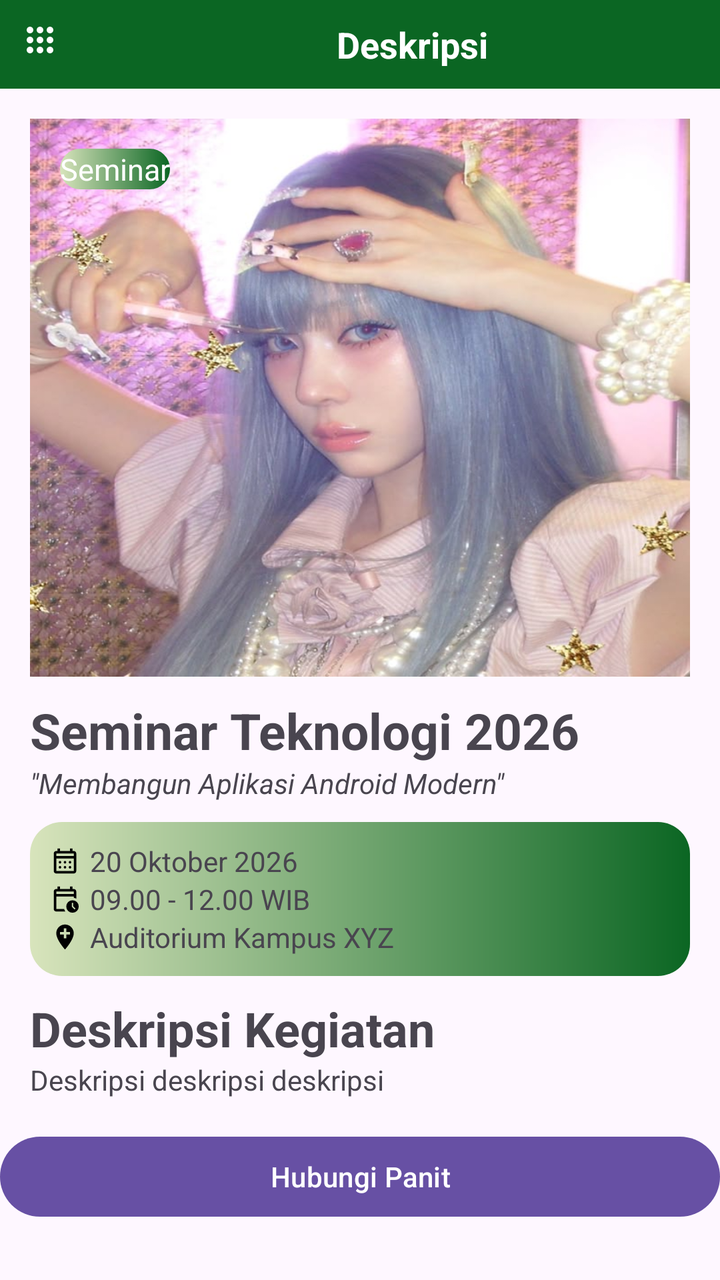
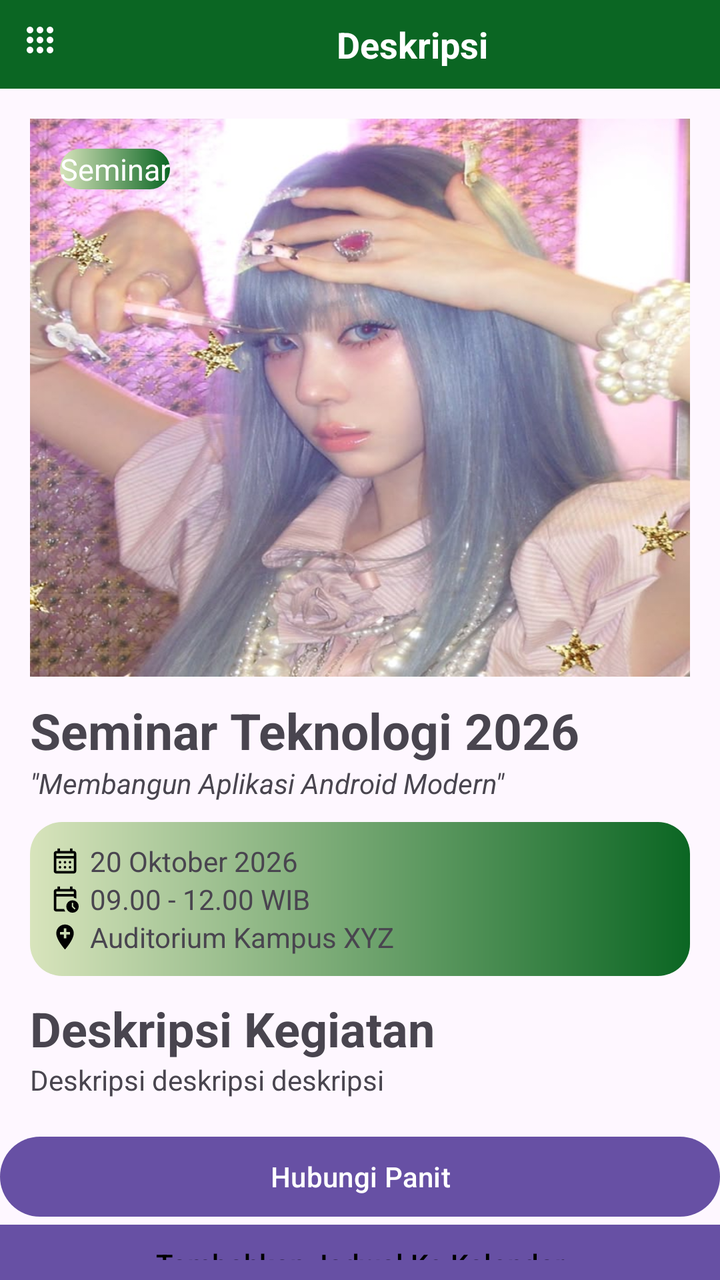

Two renders of the same Android screen: before a commit and after it. Below are the layout's source before the change and the commit's diff.
<!-- AndroidManifest.xml: application theme Theme.Test1_C14240086 -->
<!-- res/layout/activity_detail.xml -->
<?xml version="1.0" encoding="utf-8"?>
<LinearLayout xmlns:android="http://schemas.android.com/apk/res/android"
    xmlns:app="http://schemas.android.com/apk/res-auto"
    xmlns:tools="http://schemas.android.com/tools"
    android:id="@+id/main"
    android:layout_width="match_parent"
    android:layout_height="match_parent"
    tools:context=".Detail"
    android:orientation="vertical">
    <LinearLayout
        android:layout_width="match_parent"
        android:layout_height="match_parent"
        android:orientation="vertical">
        <LinearLayout
            android:layout_width="match_parent"
            android:layout_height="wrap_content"
            android:orientation="horizontal"
            android:padding="10dp"
            android:background="#0B6623">

            <ImageView
                android:layout_width="20dp"
                android:layout_height="20dp"
                android:src="@drawable/outline_apps_24"
                android:layout_gravity="start"/>

            <TextView
                android:layout_width="352dp"
                android:layout_height="wrap_content"
                android:layout_gravity="center"
                android:text="Deskripsi"
                android:textAlignment="center"
                android:textColor="#FFFFFF"
                android:textSize="18sp"
                android:textStyle="bold" />

            <ImageView
                android:layout_width="20dp"
                android:layout_height="20dp"
                android:src="@drawable/outline_box_24"
                android:layout_gravity="end"/>

        </LinearLayout>

        
        <LinearLayout
            android:layout_width="match_parent"
            android:layout_height="wrap_content"
            android:orientation="vertical"
            android:padding="15dp">
            <LinearLayout
                android:layout_width="match_parent"
                android:layout_height="279dp"
                android:background="@drawable/propil"
                android:orientation="horizontal"
                android:padding="15dp">

                <TextView
                    android:layout_width="wrap_content"
                    android:layout_height="wrap_content"
                    android:background="@drawable/rounded_corner"
                    android:text="Seminar"
                    android:textSize="15sp"
                    android:textColor="#FFFFFF"/>
            </LinearLayout>

            <LinearLayout
                android:layout_width="match_parent"
                android:layout_height="wrap_content"
                android:orientation="vertical"
                android:layout_marginTop="10dp">
                <TextView
                    android:layout_width="match_parent"
                    android:layout_height="wrap_content"
                    android:text="Seminar Teknologi 2026"
                    android:textSize="25sp"
                    android:textStyle="bold"/>
                <TextView
                    android:layout_width="match_parent"
                    android:layout_height="wrap_content"
                    android:text="&quot;Membangun Aplikasi Android Modern&quot;"
                    android:textStyle="italic"/>
            </LinearLayout>

            <LinearLayout
                android:layout_width="match_parent"
                android:layout_height="wrap_content"
                android:orientation="vertical"
                android:layout_marginTop="10dp"
                android:background="@drawable/rounded_corner"
                android:padding="10dp">

                <LinearLayout
                    android:layout_width="match_parent"
                    android:layout_height="wrap_content"
                    android:orientation="horizontal">

                    <ImageView
                        android:layout_width="15dp"
                        android:layout_height="match_parent"
                        android:src="@drawable/outline_calendar_month_24" />

                    <TextView
                        android:layout_width="match_parent"
                        android:layout_height="wrap_content"
                        android:layout_marginLeft="5dp"
                        android:text="20 Oktober 2026" />
                </LinearLayout>

                <LinearLayout
                    android:layout_width="match_parent"
                    android:layout_height="wrap_content"
                    android:orientation="horizontal">

                    <ImageView
                        android:layout_width="15dp"
                        android:layout_height="match_parent"
                        android:src="@drawable/outline_calendar_clock_24" />

                    <TextView
                        android:layout_width="match_parent"
                        android:layout_height="wrap_content"
                        android:layout_marginLeft="5dp"
                        android:text="09.00 - 12.00 WIB" />
                </LinearLayout>

                <LinearLayout
                    android:layout_width="match_parent"
                    android:layout_height="wrap_content"
                    android:orientation="horizontal">

                    <ImageView
                        android:layout_width="15dp"
                        android:layout_height="match_parent"
                        android:src="@drawable/baseline_add_location_24" />

                    <TextView
                        android:layout_width="match_parent"
                        android:layout_height="wrap_content"
                        android:layout_marginLeft="5dp"
                        android:text="Auditorium Kampus XYZ" />
                </LinearLayout>
            </LinearLayout>

            <LinearLayout
                android:layout_width="match_parent"
                android:layout_height="wrap_content"
                android:orientation="vertical"
                android:layout_marginTop="10dp">

                <TextView
                    android:layout_width="match_parent"
                    android:layout_height="wrap_content"
                    android:text="Deskripsi Kegiatan"
                    android:textStyle="bold"
                    android:textSize="24sp"/>

                <TextView
                    android:layout_width="match_parent"
                    android:layout_height="wrap_content"
                    android:text="Deskripsi deskripsi deskripsi"/>
            </LinearLayout>
        </LinearLayout>

        <Button
            android:layout_width="match_parent"
            android:layout_height="wrap_content"
            android:text="Hubungi Panit"
            android:id="@+id/telp"/>

    </LinearLayout>

</LinearLayout>
<!-- resources referenced by this layout -->
<resources>
  <!-- drawable baseline_add_location_24 (drawable) -->
  <vector xmlns:android="http://schemas.android.com/apk/res/android" android:height="24dp" android:tint="#000000" android:viewportHeight="24" android:viewportWidth="24" android:width="24dp">
        
      <path android:fillColor="@android:color/white" android:pathData="M12,2C8.14,2 5,5.14 5,9c0,5.25 7,13 7,13s7,-7.75 7,-13c0,-3.86 -3.14,-7 -7,-7zM16,10h-3v3h-2v-3L8,10L8,8h3L11,5h2v3h3v2z"/>
      
  </vector>
  <!-- drawable outline_box_24 (drawable) -->
  <vector xmlns:android="http://schemas.android.com/apk/res/android" android:height="24dp" android:tint="#FFFFFF" android:viewportHeight="960" android:viewportWidth="960" android:width="24dp">
        
      <path android:fillColor="@android:color/white" android:pathData="M200,320L200,760Q200,760 200,760Q200,760 200,760L760,760Q760,760 760,760Q760,760 760,760L760,320L640,320L640,640L480,560L320,640L320,320L200,320ZM200,840Q167,840 143.5,816.5Q120,793 120,760L120,261Q120,247 124.5,234Q129,221 138,210L188,149Q199,135 215.5,127.5Q232,120 250,120L710,120Q728,120 744.5,127.5Q761,135 772,149L822,210Q831,221 835.5,234Q840,247 840,261L840,760Q840,793 816.5,816.5Q793,840 760,840L200,840ZM216,240L744,240L710,200Q710,200 710,200Q710,200 710,200L250,200Q250,200 250,200Q250,200 250,200L216,240ZM400,320L400,510L480,470L560,510L560,320L400,320ZM200,320L320,320L320,320L480,320L640,320L640,320L760,320L760,320Q760,320 760,320Q760,320 760,320L200,320Q200,320 200,320Q200,320 200,320Z"/>
      
  </vector>
  <!-- drawable outline_calendar_clock_24 (drawable) -->
  <vector xmlns:android="http://schemas.android.com/apk/res/android" android:height="24dp" android:tint="#000000" android:viewportHeight="960" android:viewportWidth="960" android:width="24dp">
        
      <path android:fillColor="@android:color/white" android:pathData="M200,320L760,320L760,240Q760,240 760,240Q760,240 760,240L200,240Q200,240 200,240Q200,240 200,240L200,320ZM200,320L200,240Q200,240 200,240Q200,240 200,240L200,240Q200,240 200,240Q200,240 200,240L200,320ZM200,880Q167,880 143.5,856.5Q120,833 120,800L120,240Q120,207 143.5,183.5Q167,160 200,160L240,160L240,80L320,80L320,160L640,160L640,80L720,80L720,160L760,160Q793,160 816.5,183.5Q840,207 840,240L840,467Q821,458 801,452Q781,446 760,443L760,400L200,400L200,800Q200,800 200,800Q200,800 200,800L452,800Q459,822 468.5,842Q478,862 491,880L200,880ZM578.5,861.5Q520,803 520,720Q520,637 578.5,578.5Q637,520 720,520Q803,520 861.5,578.5Q920,637 920,720Q920,803 861.5,861.5Q803,920 720,920Q637,920 578.5,861.5ZM787,815L815,787L740,712L740,600L700,600L700,728L787,815Z"/>
      
  </vector>
  <!-- drawable rounded_corner (drawable) -->
  <?xml version="1.0" encoding="utf-8"?>
  <shape xmlns:android="http://schemas.android.com/apk/res/android"
      android:shape="rectangle">
      <corners android:radius="16dp"/>
      <gradient android:startColor="#D8E4BC"
          android:endColor="#0B6623"/>
  
  </shape>
  <style name="Theme.Test1_C14240086" parent="Base.Theme.Test1_C14240086" />
  <style name="Base.Theme.Test1_C14240086" parent="Theme.Material3.DayNight.NoActionBar">
          
          
      </style>
  <!-- unchanged entries left out for length: 3 -->
</resources>

<!-- the commit's change to res/layout/activity_detail.xml (unified diff, before → after) -->
@@ -168,6 +168,14 @@
             android:text="Hubungi Panit"
             android:id="@+id/telp"/>
 
+        <Button
+            android:layout_width="match_parent"
+            android:layout_height="wrap_content"
+            android:text="Tambahkan Jadwal Ke Kalendar"
+            android:background="#FFFFFF"
+            android:textColor="#000000"
+            android:id="@+id/kalender"/>
+
     </LinearLayout>
 
 </LinearLayout>
